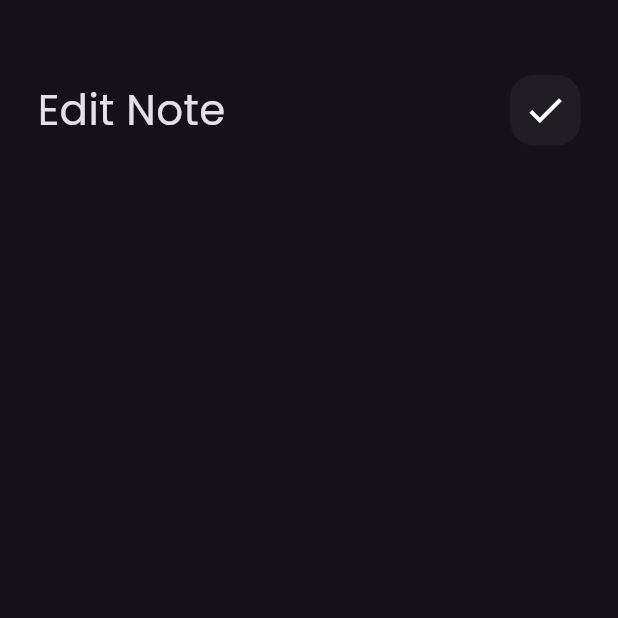
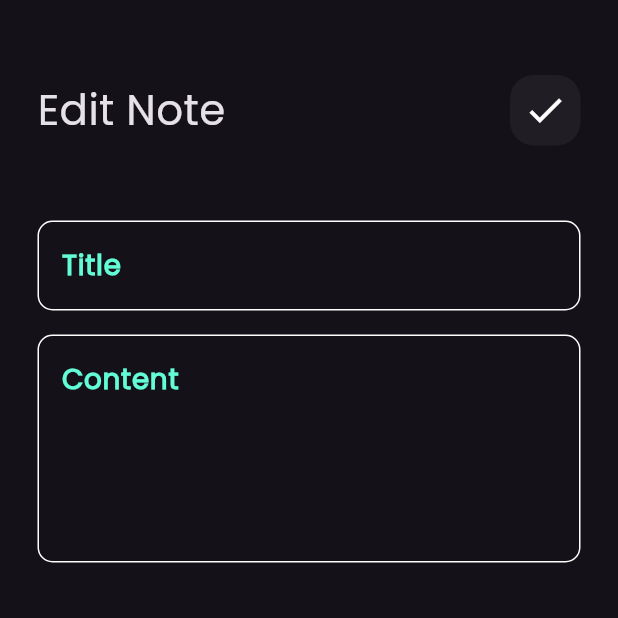
Before and after one commit to SaraWahba/Notes_App, a Flutter app: the EditNoteView screen opened directly, on a phone screen of 412 x 824 dp, the top half of it. Run offline on Flutter 3.47's test engine with Material 3 defaults, Android fonts, the phone set to English and light mode, and no system bars; our stand-ins replace font_awesome_flutter.

Commit message:
Edit Note View ui done

```diff
--- a/lib/widgets/edit_note_view_body.dart
+++ b/lib/widgets/edit_note_view_body.dart
@@ -1,5 +1,6 @@
 import 'package:flutter/material.dart';
 import 'package:notes_app/widgets/custom_app_bar.dart';
+import 'package:notes_app/widgets/custom_text_field.dart';
 
 class EditNoteViewBody extends StatelessWidget {
   const EditNoteViewBody({super.key});
@@ -14,6 +15,14 @@ class EditNoteViewBody extends StatelessWidget {
             height: 50,
           ),
           CustomAppBar(title: "Edit Note", icon: Icons.check),
+          SizedBox(
+            height: 50,
+          ),
+          CustomTextField(hint: "Title"),
+          SizedBox(
+            height: 16,
+          ),
+          CustomTextField(hint: "Content",maxLines: 5),
         ],
       ),
     );
```
